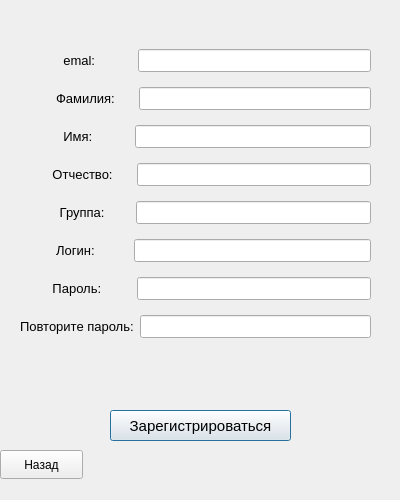
The window that client/registrationwindow.ui (wilssuur/project) describes before a commit, drawn with Qt 5.
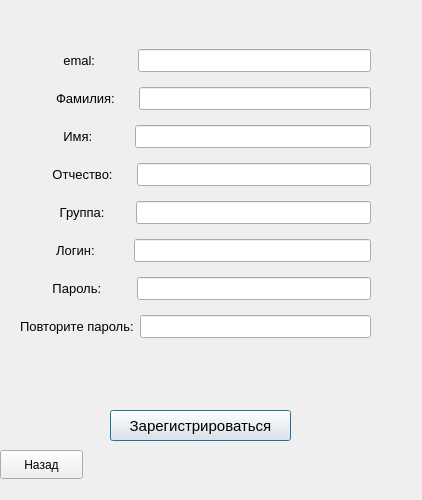
The same window after the commit.

Diff of the .ui file:
```diff
--- a/client/registrationwindow.ui
+++ b/client/registrationwindow.ui
@@ -6,7 +6,7 @@
    <rect>
     <x>0</x>
     <y>0</y>
-    <width>400</width>
+    <width>422</width>
     <height>500</height>
    </rect>
   </property>
@@ -44,7 +44,7 @@
     <string>Назад</string>
    </property>
   </widget>
-  <widget class="QWidget" name="">
+  <widget class="QWidget" name="layoutWidget">
    <property name="geometry">
     <rect>
      <x>20</x>
```
